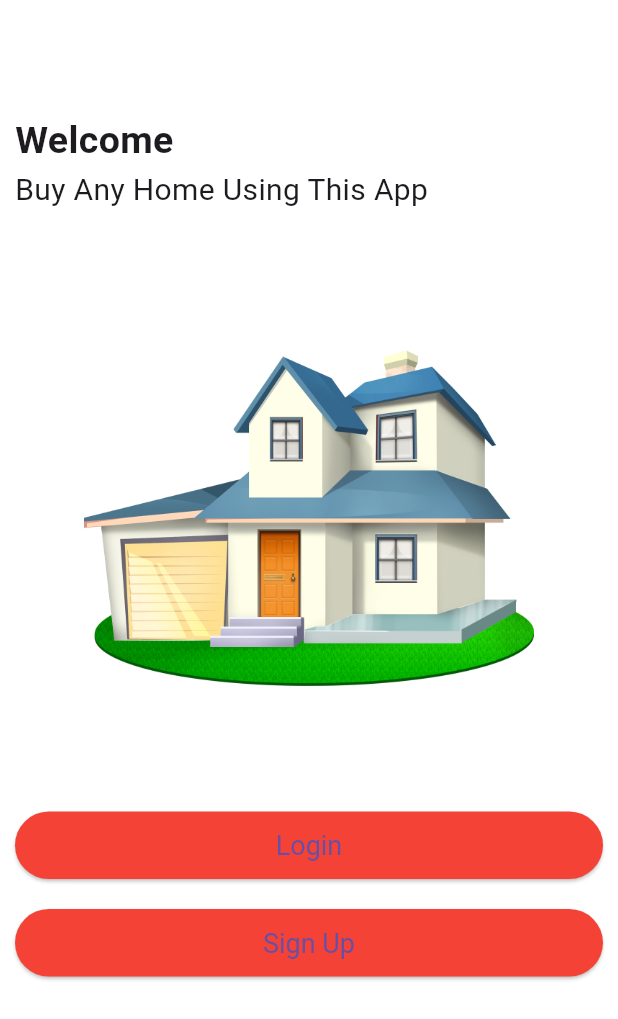
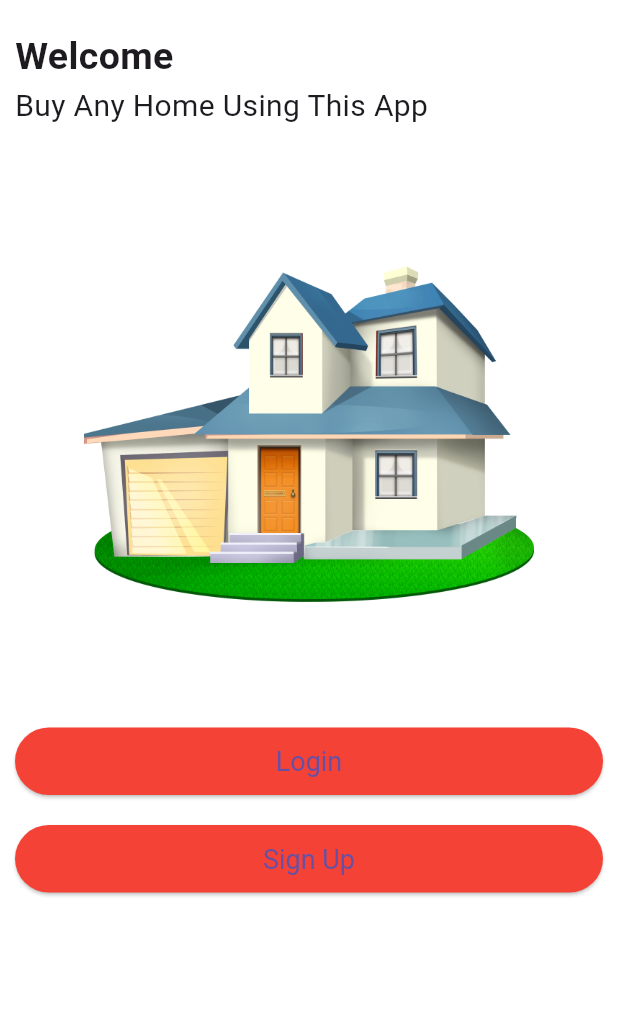
Before and after one commit to Aryankumar011/Heme-Finder, a Flutter app: the screen it shows once a user with an empty profile is signed in, after a tap on the "logout" icon, on a phone screen of 412 x 824 dp. Shown: the top 1019 px of the screen. Run offline on Flutter 3.47's test engine with Material 3 defaults, Android fonts, the phone set to English and light mode, and no system bars; our stand-ins replace firebase_auth, firebase_core, fluttertoast; accounts and stored records are empty.

Commit message:
start work on Home Screen

```diff
--- a/lib/main.dart
+++ b/lib/main.dart
@@ -10,6 +10,7 @@ void main() async {
   WidgetsFlutterBinding.ensureInitialized();
   await Firebase.initializeApp(options: DefaultFirebaseOptions.currentPlatform);
   runApp(MyApp());
+  // runApp(Splash());
 }
 
 class MyApp extends StatelessWidget {
--- a/lib/screens/auth_ui/Home/home.dart
+++ b/lib/screens/auth_ui/Home/home.dart
@@ -1,3 +1,6 @@
+import 'dart:io';
+
+import 'package:flutter/foundation.dart';
 import 'package:flutter/material.dart';
 import 'package:home_finder_new/constants/routes.dart';
 import 'package:home_finder_new/firebase_helper/firebase_auth_helper/firebase_auth_helper.dart';
@@ -5,16 +8,35 @@ import 'package:home_finder_new/screens/auth_ui/welcome/welcome.dart';
 
 class Home extends StatelessWidget {
   const Home({super.key});
-
   @override
   Widget build(BuildContext context) {
     return Scaffold(
+      // appBar: AppBar(
+      //   title: Align(
+      //     alignment: Alignment.topRight,
+      //     child: IconButton(
+      //       icon: Icon(Icons.logout),
+      //       onPressed: () {
+      //         FirebaseAuthHelper.instance.signOut();
+      //         Navigator.of(context).pop();
+      //         Routes.instance.push(widget: Welcome(), context: context);
+      //       },
+      //     ),
+      //   ),
+      // ),
       body: SafeArea(
-        child: Column(children: [
-          Row(children: [
-            Text('Good'),
+        child: Padding(
+          padding: const EdgeInsets.all(8.0),
+          child: Column(
+            crossAxisAlignment: CrossAxisAlignment.start,
+            children: [
+              Row(mainAxisAlignment: MainAxisAlignment.end, children: [
+                Container(
+                  width: 300,
+                  child: Text("Home Finding", style: TextStyle(fontSize: 22)),
+                  alignment: Alignment.center,
+                ),
                 IconButton(
-              alignment: Alignment.topRight,
                   icon: Icon(Icons.logout),
                   onPressed: () {
                     FirebaseAuthHelper.instance.signOut();
@@ -23,8 +45,22 @@ class Home extends StatelessWidget {
                   },
                 ),
               ]),
-          Text('Hello')
-        ]),
+              GridView.builder(
+                itemBuilder: (context, index) {
+                  return Container(
+                    height: 100,
+                    width: 100,
+                    color: Colors.red.withOpacity(0.4),
+                  );
+                },
+                itemCount: 10,
+                gridDelegate: SliverGridDelegateWithFixedCrossAxisCount(
+                  crossAxisCount: 2,
+                ),
+              )
+            ],
+          ),
+        ),
       ),
     );
   }
--- a/lib/widgets/top_titles/top_titleles.dart
+++ b/lib/widgets/top_titles/top_titleles.dart
@@ -7,12 +7,13 @@ class TopTitles extends StatelessWidget {
   const TopTitles({super.key, required this.title, required this.subTitle});
   @override
   Widget build(BuildContext context) {
-    return Column(
+    return SafeArea(
+      child: Column(
         crossAxisAlignment: CrossAxisAlignment.start,
         children: [
-        SizedBox(
-          height: kToolbarHeight,
-        ),
+          // SizedBox(
+          //   height: 12,
+          // ),
           if (title == "Login" || title == "Create Account")
             GestureDetector(
               onTap: () {
@@ -37,6 +38,7 @@ class TopTitles extends StatelessWidget {
             height: 20,
           ),
         ],
+      ),
     );
   }
 }
```
Also changed, not shown: lib/constants/splash_screen.dart (added, +80 -0 lines). Lines whose indentation alone changed are shown as unchanged.
